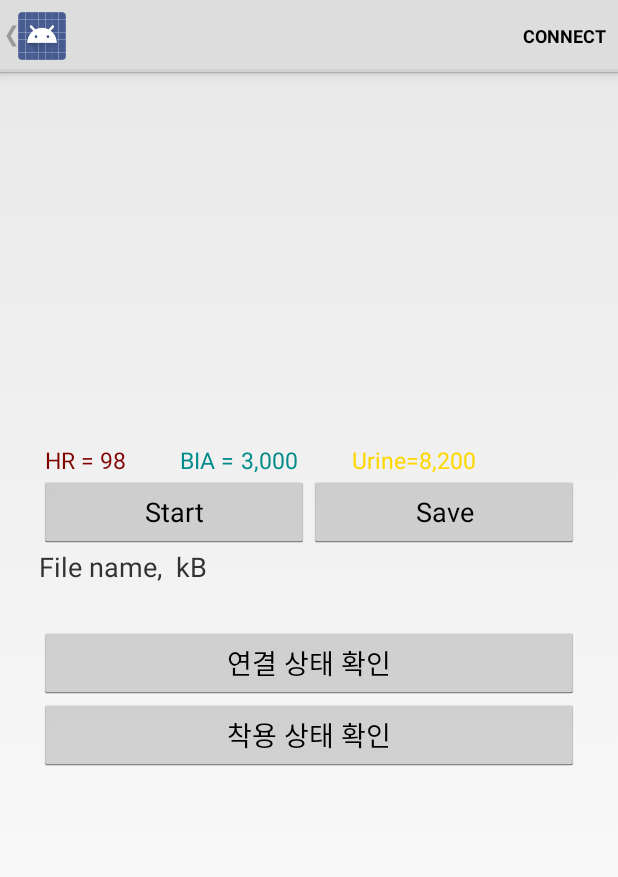
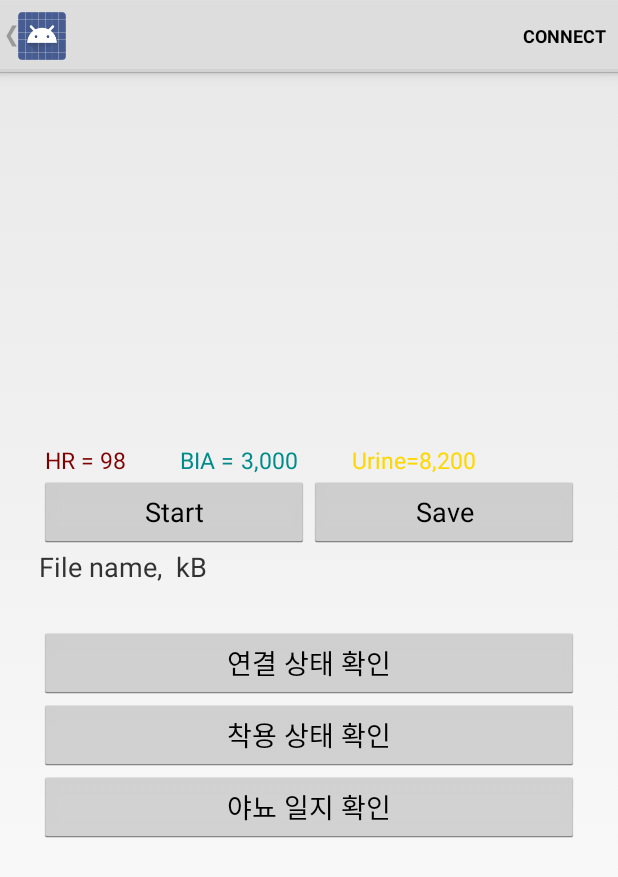
Before and after one commit to thlee-cs/NE_BELT_for_USER, an Android app: the DeviceControlActivity screen opened directly, with no data from a screen before it, on a phone screen of 412 x 824 dp. Shown: the top 877 px of the screen. Run offline under Robolectric (Android 15) with nearby library versions, the phone set to English and light mode, and no system bars; libraries missing offline, so code that uses them is left out: org.achartengine, org.achartengine.chart, org.achartengine.model, org.achartengine.renderer; 18 statements that could not run were skipped.

Commit message:
야뇨 일지 버튼 추가

```diff
--- a/Application/src/main/res/layout/gatt_services_characteristics.xml
+++ b/Application/src/main/res/layout/gatt_services_characteristics.xml
@@ -191,6 +191,12 @@
             android:layout_height="wrap_content"
             android:layout_weight="1"
             android:text="착용 상태 확인" />
+        <Button
+            android:id="@+id/ne_diary"
+            android:layout_width="match_parent"
+            android:layout_height="wrap_content"
+            android:layout_weight="1"
+            android:text="야뇨 일지 확인" />
 
     </LinearLayout>
 
```
